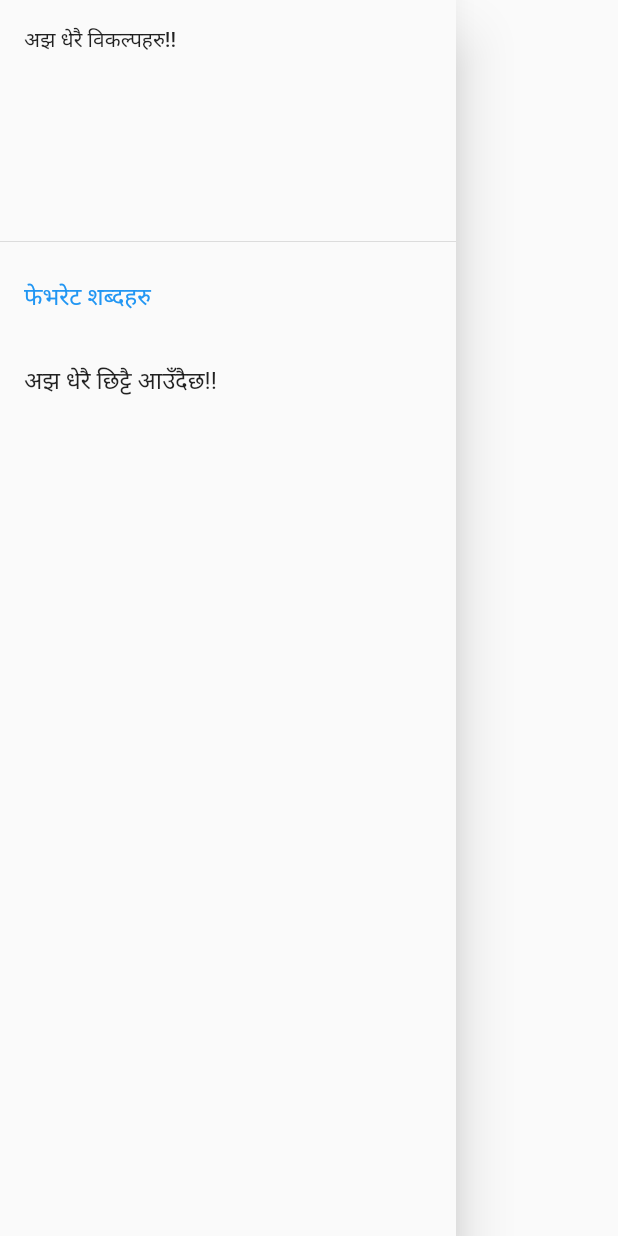
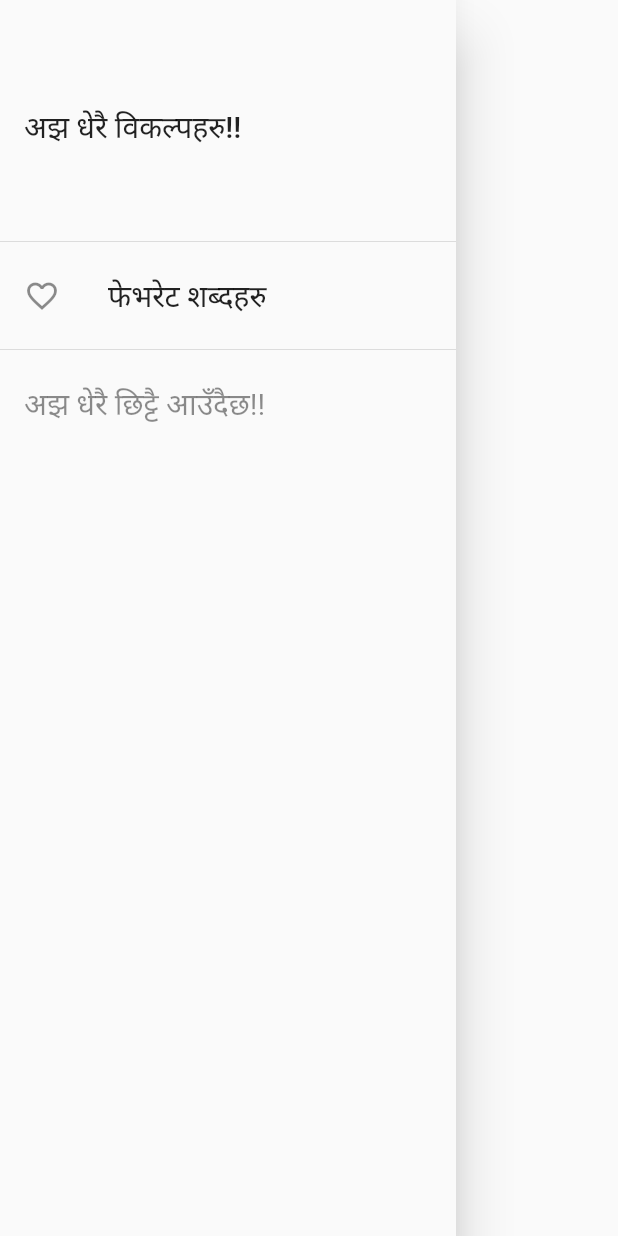
Before and after one commit to miracleanupam/ADKosh, a Flutter app: the ADDrawer widget shown alone on an empty page, opened directly, on a phone screen of 412 x 824 dp. Run offline on Flutter 3.47's test engine with Material 2 defaults, Android fonts, the phone set to English and light mode, and no system bars; our stand-ins replace share_plus, sqflite; accounts and stored records are empty.

Commit message:
ui improvement and dark mode add, need to implement redux for proper dark mode function

```diff
--- a/lib/screens/drawer.dart
+++ b/lib/screens/drawer.dart
@@ -10,11 +10,10 @@ class ADDrawer extends StatefulWidget {
 }
 
 class _ADDrawerState extends State<ADDrawer> {
-  String currentSelection = "favs";
+  String currentSelection = "";
   @override
   void initState() {
     super.initState();
-    print("initialize vayo");
   }
 
   @override
@@ -23,10 +22,13 @@ class _ADDrawerState extends State<ADDrawer> {
       child: ListView(
         children: [
           DrawerHeader(
-            child: Text('अझ धेरै विकल्पहरु!!'),
+            child: Container(
+              alignment: Alignment.centerLeft,
+              child: Text('अझ धेरै विकल्पहरु!!', style: TextStyle(fontSize: 20),)),
           ),
           ListTile(
-            title: Text('फेभरेट शब्दहरु'),
+            leading: Icon(Icons.favorite_outline),
+            title: Text('फेभरेट शब्दहरु', style: TextStyle(fontSize: 20),),
             selected: currentSelection == 'favs',
             onTap: () {
                 setState(() {
@@ -36,8 +38,9 @@ class _ADDrawerState extends State<ADDrawer> {
               Navigator.push(context, MaterialPageRoute(builder: (context) => Favourites()));
             },
           ),
+          Divider(),
           ListTile(
-            title: Text('अझ धेरै छिट्टै आउँदैछ!!'),
+            title: Text('अझ धेरै छिट्टै आउँदैछ!!', style: TextStyle(fontSize: 20, color: Colors.black45)),
             onTap: () {
 
             },
--- a/lib/screens/meaning.dart
+++ b/lib/screens/meaning.dart
@@ -147,7 +147,7 @@ class _MeaningState extends State<Meaning> {
   Widget build(BuildContext context) {
     return Scaffold(
       appBar: widget.random ? null :AppBar(
-        title: Text('Go back'),
+        title: Text('अगाडिको'),
       ),
       body: WillPopScope(child: Column(
         children: [
@@ -165,13 +165,13 @@ class _MeaningState extends State<Meaning> {
                   padding: const EdgeInsets.all(8.0),
                   child: Text(getGrammarEtymologyString(
                       items[index].grammar, items[index].etymology),
-                      style: TextStyle(fontSize: 32, fontWeight: FontWeight.w500, color: Colors.black54),
+                      style: TextStyle(fontSize: 32, fontWeight: FontWeight.w500, color: Theme.of(context).brightness == Brightness.dark ? Colors.white38 : Colors.black54),
                     ),
                 ),
                 subtitle: Column(
                   children: items[index].senses.map((e) => Padding(
                     padding: const EdgeInsets.all(8.0),
-                    child: SelectableText(e, textAlign: TextAlign.center, style: TextStyle(fontSize: 20, color: Colors.black87),),
+                    child: SelectableText(e, textAlign: TextAlign.center, style: TextStyle(fontSize: 20, fontWeight: FontWeight.w400, color: Theme.of(context).brightness == Brightness.dark ? Colors.white70 : Colors.black87),),
                   )).toList(),
                 ),
               );
--- a/lib/theme/themeConstants.dart
+++ b/lib/theme/themeConstants.dart
@@ -2,18 +2,16 @@ import 'package:flutter/material.dart';
 
 ThemeData lightTheme = ThemeData(
   brightness: Brightness.light,
-  textTheme: TextTheme(
-    // titleLarge: TextStyle(fontSize: 72, fontWeight: FontWeight.bold),
-    // titleMedium: TextStyle(fontSize: 60, fontWeight: FontWeight.bold),
-    // titleSmall: TextStyle(fontSize: 48, fontWeight: FontWeight.bold),
-  ),
+  textTheme: Typography.blackHelsinki,
+  elevatedButtonTheme: ElevatedButtonThemeData(style: ButtonStyle(
+    backgroundColor: MaterialStateColor.resolveWith((states) => Colors.blueGrey),
+  )),
 );
 
 ThemeData darkTheme = ThemeData(
   brightness: Brightness.dark,
-  textTheme: TextTheme(
-    // titleLarge: TextStyle(fontSize: 72, fontWeight: FontWeight.bold),
-    // titleMedium: TextStyle(fontSize: 60, fontWeight: FontWeight.bold),
-    // titleSmall: TextStyle(fontSize: 48, fontWeight: FontWeight.bold),
-  ),
+  textTheme: Typography.whiteHelsinki,
+  elevatedButtonTheme: ElevatedButtonThemeData(style: ButtonStyle(
+    backgroundColor: MaterialStateColor.resolveWith((states) => Colors.blueGrey),
+  )),
 );
```
Also changed, not shown: lib/main.dart (+6 -6 lines).
